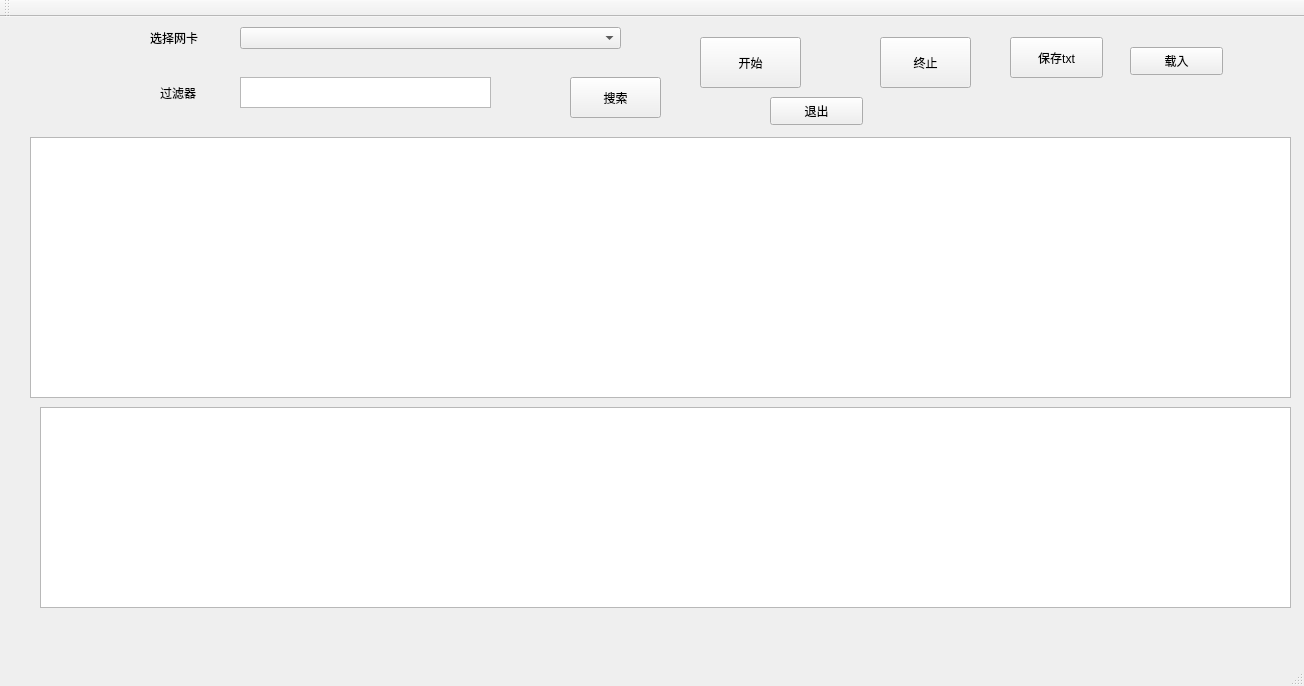
Before: the Qt Designer form mainwindow.ui in shinytang6/Sniffer, drawn with Qt 5.
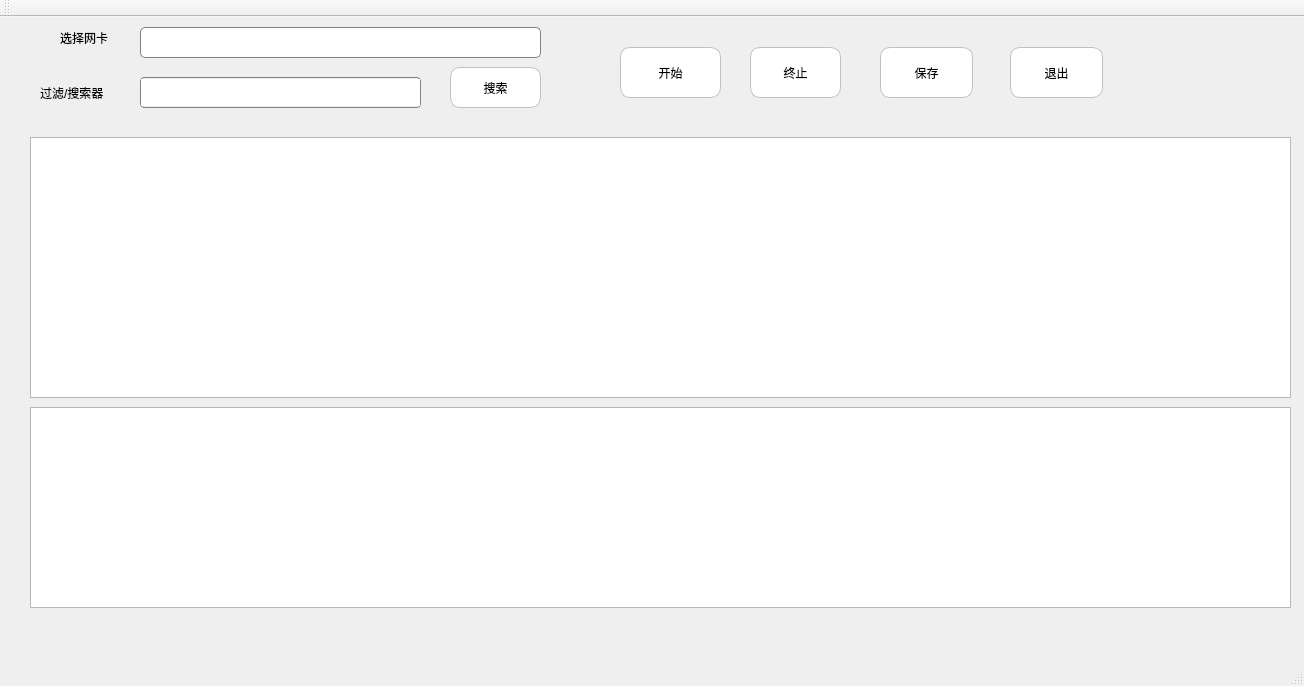
After: the same form once the commit is applied. Icons and pictures are not drawn.

The edit to the form file:
```diff
--- a/mainwindow.ui
+++ b/mainwindow.ui
@@ -14,28 +14,100 @@
    <string>MainWindow</string>
   </property>
   <property name="styleSheet">
-   <string notr="true"/>
+   <string notr="true">QPushButton{  
+    border: 1px solid #C0C0C0;  
+    background-color:#FFFFFF; 
+    border-style: solid;  
+    border-radius: 10px;  
+
+}  
+QPushButton:pressed{  
+    background-color:#EAF0FF;  
+    border: 1px solid #AAB4C4;  
+    width: 40px;  
+    height:20px;  
+    padding:0 0px;  
+    border-radius:10px;  
+}  
+</string>
   </property>
   <widget class="QWidget" name="centralWidget">
    <widget class="QComboBox" name="comboBox">
     <property name="geometry">
      <rect>
-      <x>240</x>
+      <x>140</x>
       <y>10</y>
-      <width>381</width>
-      <height>22</height>
+      <width>401</width>
+      <height>31</height>
      </rect>
     </property>
+    <property name="styleSheet">
+     <string notr="true">QComboBox
+{
+  
+	 subcontrol-origin: padding;
+    subcontrol-position: top right;
+    selection-background-color: #111;
+    color: white;
+    
+    border-style: solid;
+    border: 1px solid grey;
+    border-radius: 5;
+    padding: 1px 0px 1px 20px;
+}
+
+
+QComboBox:hover, QPushButton:hover
+{
+    border: 1px solid grey;
+    color: white;
+}
+
+QComboBox:editable {
+    background: red;
+    color: pink;
+}
+
+
+
+QComboBox QAbstractItemView
+{
+    border: 2px solid darkgray;
+    color: black;
+    selection-background-color: QLinearGradient( x1: 0, y1: 0, x2: 0, y2: 1, stop: 0 #111, stop: 1 #333);
+
+}
+
+
+
+
+QComboBox::drop-down 
+{
+    border: 0px; /* This seems to replace the whole arrow of the combo box */
+}
+
+/* Define a new custom arrow icon for the combo box */
+QComboBox::down-arrow {
+    image: url(G:/Sniffer/arrow_down.png);
+	margin-right: 10px;
+    width: 14px;
+    height: 14px;
+}
+</string>
+    </property>
    </widget>
    <widget class="QPushButton" name="startCapture">
     <property name="geometry">
      <rect>
-      <x>700</x>
-      <y>20</y>
+      <x>620</x>
+      <y>30</y>
       <width>101</width>
       <height>51</height>
      </rect>
     </property>
+    <property name="styleSheet">
+     <string notr="true"/>
+    </property>
     <property name="text">
      <string>开始</string>
     </property>
@@ -43,8 +115,8 @@
    <widget class="QPushButton" name="stopCapture">
     <property name="geometry">
      <rect>
-      <x>880</x>
-      <y>20</y>
+      <x>750</x>
+      <y>30</y>
       <width>91</width>
       <height>51</height>
      </rect>
@@ -66,17 +138,25 @@
    <widget class="QTextEdit" name="textEdit">
     <property name="geometry">
      <rect>
-      <x>240</x>
+      <x>140</x>
       <y>60</y>
-      <width>251</width>
+      <width>281</width>
       <height>31</height>
      </rect>
     </property>
+    <property name="styleSheet">
+     <string notr="true">QTextEdit {
+	border:1px solid grey;
+	border-radius: 4px;
+    padding: 1px 0px 1px 0px;
+	font-size: 16px;
+}</string>
+    </property>
    </widget>
    <widget class="QLabel" name="label">
     <property name="geometry">
      <rect>
-      <x>150</x>
+      <x>60</x>
       <y>10</y>
       <width>72</width>
       <height>21</height>
@@ -89,73 +169,59 @@
    <widget class="QLabel" name="label_2">
     <property name="geometry">
      <rect>
-      <x>160</x>
+      <x>40</x>
       <y>60</y>
-      <width>71</width>
+      <width>91</width>
       <height>31</height>
      </rect>
     </property>
     <property name="text">
-     <string>过滤器</string>
+     <string>过滤/搜索器</string>
     </property>
    </widget>
    <widget class="QPushButton" name="saveData">
     <property name="geometry">
      <rect>
-      <x>1010</x>
-      <y>20</y>
+      <x>880</x>
+      <y>30</y>
       <width>93</width>
-      <height>41</height>
+      <height>51</height>
      </rect>
     </property>
     <property name="styleSheet">
      <string notr="true"/>
     </property>
     <property name="text">
-     <string>保存txt</string>
-    </property>
-   </widget>
-   <widget class="QPushButton" name="loadFile">
-    <property name="geometry">
-     <rect>
-      <x>1130</x>
-      <y>30</y>
-      <width>93</width>
-      <height>28</height>
-     </rect>
-    </property>
-    <property name="text">
-     <string>载入</string>
+     <string>保存</string>
     </property>
    </widget>
    <widget class="QTreeView" name="detailview">
     <property name="geometry">
      <rect>
-      <x>40</x>
+      <x>30</x>
       <y>390</y>
-      <width>1251</width>
+      <width>1261</width>
       <height>201</height>
      </rect>
     </property>
-   </widget>
-   <widget class="QLabel" name="label_3">
-    <property name="geometry">
-     <rect>
-      <x>-10</x>
-      <y>0</y>
-      <width>161</width>
-      <height>101</height>
-     </rect>
-    </property>
-    <property name="text">
-     <string>&lt;html&gt;&lt;head/&gt;&lt;body&gt;&lt;p&gt;&lt;br/&gt;&lt;/p&gt;&lt;/body&gt;&lt;/html&gt;</string>
+    <property name="styleSheet">
+     <string notr="true">
+QTreeView::item:open {
+    background-color: #c5ebfb;
+    color: blue;
+}
+QTreeView::item:selected {
+    background-color: #567dbc;
+	opacity: 0.6;
+    color: white;
+}</string>
     </property>
    </widget>
    <widget class="QPushButton" name="search">
     <property name="geometry">
      <rect>
-      <x>570</x>
-      <y>60</y>
+      <x>450</x>
+      <y>50</y>
       <width>91</width>
       <height>41</height>
      </rect>
@@ -167,10 +233,10 @@
    <widget class="QPushButton" name="quit">
     <property name="geometry">
      <rect>
-      <x>770</x>
-      <y>80</y>
+      <x>1010</x>
+      <y>30</y>
       <width>93</width>
-      <height>28</height>
+      <height>51</height>
      </rect>
     </property>
     <property name="text">
```
Left out of the diff: 29 changed lines with no effect on the pictures.
